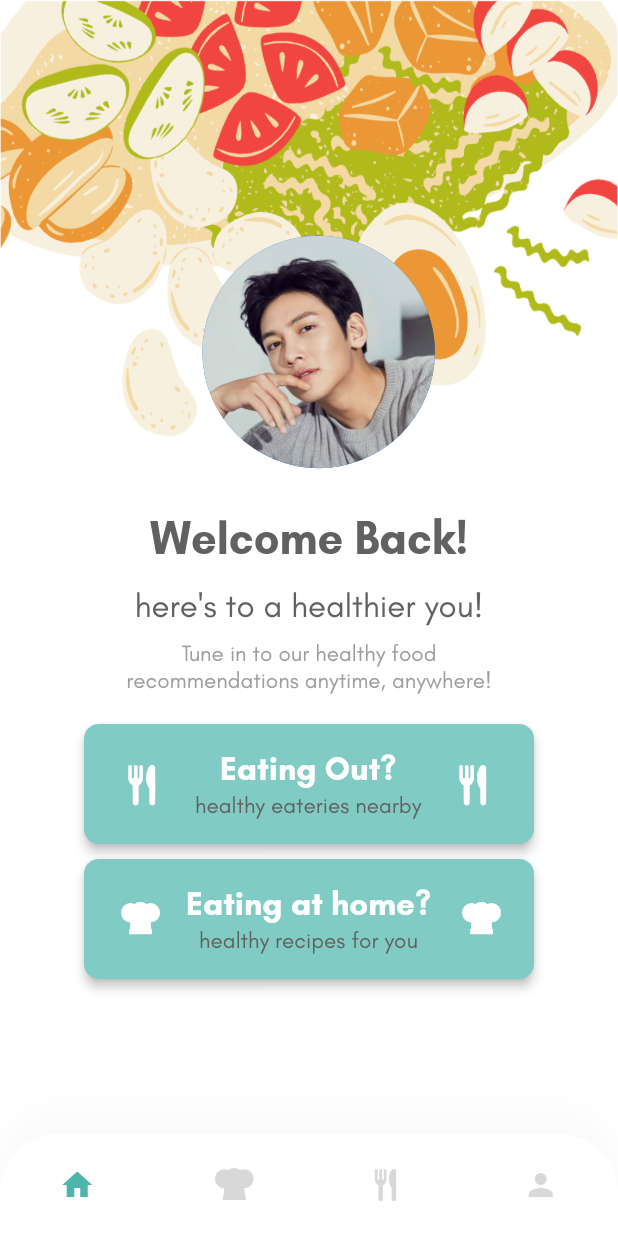
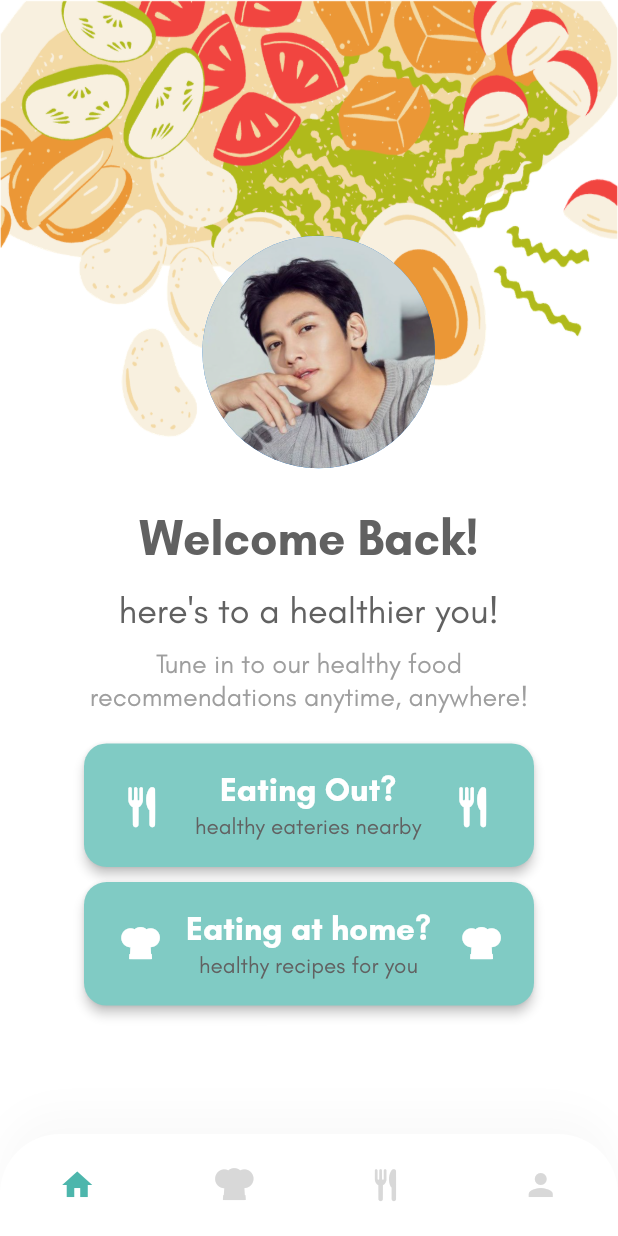
Before and after one commit to josephinehemingway/CZ2006_HealthyFoodGoWhere, a Flutter app: the HomePage screen opened by its route, on a phone screen of 412 x 824 dp. Run offline on Flutter 3.47's test engine with Material 2 defaults, Android fonts, the phone set to English and light mode, and no system bars; our stand-ins replace simple_animations.

Commit message:
edited home menu button

```diff
--- a/lib/screens/Home/HomeMenu.dart
+++ b/lib/screens/Home/HomeMenu.dart
@@ -21,8 +21,8 @@ class HomeMenu extends StatelessWidget {
       alignment: Alignment.center,
         width: 300,
         child: MaterialButton(
-            minWidth: 200,
-            height: 80,
+            minWidth: MediaQuery.of(context).size.width *0.75,
+            height: MediaQuery.of(context).size.width *0.2,
             onPressed: () {
               Navigator.pop(context);
               Navigator.push(
@@ -31,8 +31,10 @@ class HomeMenu extends StatelessWidget {
             color: Colors.teal[200],
             elevation: 3,
             shape: RoundedRectangleBorder(
-              borderRadius: BorderRadius.circular(10),
+              borderRadius: BorderRadius.circular(15),
             ),
+            child: Align(
+                alignment: Alignment.center,
                 child: Row(
                   children: <Widget>[
                     SizedBox(width: 8),
@@ -56,6 +58,7 @@ class HomeMenu extends StatelessWidget {
                     SizedBox(width: 20),
                     customIcon,
                   ],
-            )));
+                )
+            ),));
   }
 }
--- a/lib/screens/Home/body.dart
+++ b/lib/screens/Home/body.dart
@@ -55,7 +55,7 @@ class Body extends StatelessWidget {
                           SizedBox(height: 10,),
                           FadeAnimation_Y(
                               1, Text("Welcome Back!", style: TextStyle(
-                              fontSize: 30,
+                              fontSize: 32,
                               fontWeight: FontWeight.bold
                           ),)),
 
@@ -63,7 +63,7 @@ class Body extends StatelessWidget {
 
                           FadeAnimation_Y(1, Text(
                             "here's to a healthier you!", style: TextStyle(
-                              fontSize: 22,
+                              fontSize: 24,
                               color: Colors.grey[700]
                           ),)),
 
@@ -74,10 +74,10 @@ class Body extends StatelessWidget {
                             children: <Widget>[
                               Text("Tune in to our healthy food",
                                   style: TextStyle(
-                                      fontSize: 15, color: Colors.grey)),
+                                      fontSize: 18, color: Colors.grey)),
                               Text("recommendations anytime, anywhere!",
                                   style: TextStyle(
-                                      fontSize: 15, color: Colors.grey)),
+                                      fontSize: 18, color: Colors.grey)),
                             ],)),
 
                           SizedBox(height: 20,),
```
Lines whose indentation alone changed are shown as unchanged.
